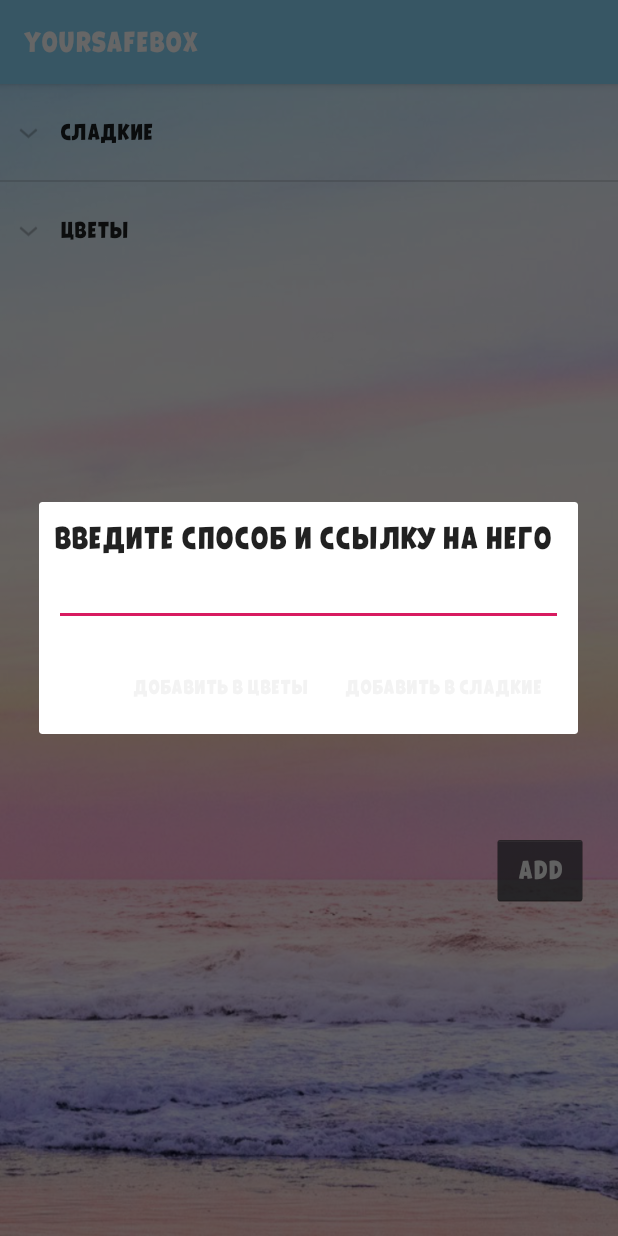
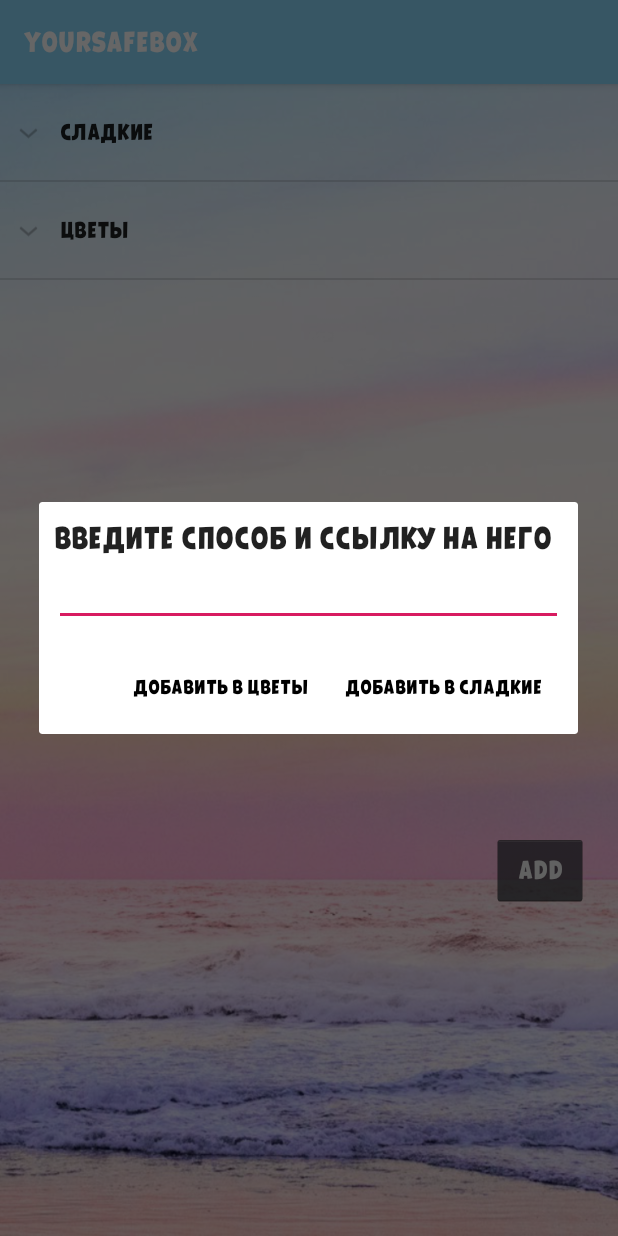
Before and after one commit to nemudrena/YourSafeBox, an Android app: the ActivityAroma screen opened directly, with no data from a screen before it, after a tap on "Add", on a phone screen of 412 x 824 dp. Run offline under Robolectric (Android 15) with nearby library versions, the phone set to English and light mode, and no system bars.

Commit message:
changed button add color and expList size

```diff
--- a/app/src/main/java/com/example/myapp/ActivityAroma.java
+++ b/app/src/main/java/com/example/myapp/ActivityAroma.java
@@ -5,11 +5,13 @@ import androidx.appcompat.app.AppCompatActivity;
 import android.app.AlertDialog;
 import android.content.Context;
 import android.content.DialogInterface;
+import android.graphics.Color;
 import android.os.Bundle;
 import android.view.ContextMenu;
 import android.view.LayoutInflater;
 import android.view.MenuItem;
 import android.view.View;
+import android.widget.Button;
 import android.widget.EditText;
 import android.widget.ExpandableListView;
 import android.widget.SimpleExpandableListAdapter;
@@ -187,6 +189,16 @@ public class ActivityAroma extends AppCompatActivity {
 
         //и отображаем его:
         alertDialog.show();
+
+        Button buttonNeg = alertDialog.getButton(DialogInterface.BUTTON_NEGATIVE);
+        Button buttonPos = alertDialog.getButton(DialogInterface.BUTTON_POSITIVE);
+
+        if(buttonNeg != null) {
+            buttonNeg.setTextColor(Color.parseColor("#000000"));
+        }
+        if(buttonPos != null) {
+            buttonPos.setTextColor(Color.parseColor("#000000"));
+        }
     }
 
 }
--- a/app/src/main/java/com/example/myapp/ListOfWays.java
+++ b/app/src/main/java/com/example/myapp/ListOfWays.java
@@ -9,15 +9,15 @@ public class ListOfWays {
     private ArrayList<Map<String, String>> titleDataList;
     private ArrayList<ArrayList<Map<String, String>>> expListDetail;
 
-    //ehhhhh
+    //конструктор формирующий лист для контента и лист для заголовков для ways
     public ListOfWays(ArrayList<Ways> titles, ArrayList<Ways> one, ArrayList<Ways> two, int i){
 
-        titleDataList = formArrayList("groupName", titles, 0);
+        titleDataList = formArrayList("groupName", titles, i);
 
-        expListDetail = formContentList("genre", one, two, 0);
+        expListDetail = formContentList("genre", one, two, i);
 
     }
-
+    //конструктор формирующий лист для контента и лист для заголовков для waysWlinks
     public ListOfWays(
             ArrayList<Ways> titles, ArrayList<WaysWLinks> one, ArrayList<WaysWLinks> two){
         titleDataList = formArrayList("groupName", titles, 0);
@@ -26,6 +26,7 @@ public class ListOfWays {
 
     }
 
+    //функция формирующая список заголовков для Ways
     public ArrayList<Map<String, String>> formArrayList(String key, ArrayList<Ways> way, int i){
         ArrayList<Map<String, String>> dataList = new ArrayList<>();
         for (Ways item : way) {
@@ -36,8 +37,9 @@ public class ListOfWays {
         return dataList;
     }
 
-    public ArrayList<Map<String, String>> formArrayList(
-            String key, ArrayList<WaysWLinks> wayWLinks){
+    //функция формирующая список заголовков для waysWLinks
+    public ArrayList<Map<String, String>> formArrayList(String key, ArrayList<WaysWLinks> wayWLinks)
+    {
         ArrayList<Map<String, String>> dataList = new ArrayList<>();
         for (WaysWLinks item : wayWLinks) {
             map = new HashMap<>();
@@ -48,21 +50,23 @@ public class ListOfWays {
         return dataList;
     }
 
+    //функция формирующая список контента для ways
     public ArrayList<ArrayList<Map<String, String>>>
     formContentList(String key, ArrayList<Ways> one, ArrayList<Ways> two, int i){
 
         ArrayList<ArrayList<Map<String, String>>> childDataList = new ArrayList<>();
 
-        ArrayList<Map<String, String>> childDataItemList = formArrayList(key, one, 0);
+        ArrayList<Map<String, String>> childDataItemList = formArrayList(key, one, i);
         childDataList.add(childDataItemList);
 
-        childDataItemList = formArrayList(key, two, 0);
+        childDataItemList = formArrayList(key, two, i);
         childDataList.add(childDataItemList);
 
 
         return childDataList;
     }
 
+    //функция формирующая список контента для waysWLinks
     public ArrayList<ArrayList<Map<String, String>>>
     formContentList(String key, ArrayList<WaysWLinks> one, ArrayList<WaysWLinks> two){
 
@@ -78,17 +82,19 @@ public class ListOfWays {
         return childDataList;
     }
 
+    //функция обновляющая список контента для ways
     public void upDateContentList(String key, ArrayList<Ways> one, ArrayList<Ways> two, int i){
         expListDetail.clear();
 
-        ArrayList<Map<String, String>> childDataItemList = formArrayList(key, one, 0);
+        ArrayList<Map<String, String>> childDataItemList = formArrayList(key, one, i);
         expListDetail.add(childDataItemList);
 
-        childDataItemList = formArrayList(key, two, 0);
+        childDataItemList = formArrayList(key, two, i);
         expListDetail.add(childDataItemList);
 
     }
 
+    //функция обновляющая список контента для waysWLinks
     public void upDateContentList(String key, ArrayList<WaysWLinks> one, ArrayList<WaysWLinks> two){
         expListDetail.clear();
 
--- a/app/src/main/java/com/example/myapp/Ways.java
+++ b/app/src/main/java/com/example/myapp/Ways.java
@@ -6,7 +6,5 @@ public class Ways{
 
     public Ways(){ text = ""; }
     public Ways(String otherStr) {this.text = otherStr;}
-    public Ways(Ways other) {this.text = other.getText();}
-    public void setNewText(String other) {this.text = other;}
     public String getText() {return this.text;}
 }
--- a/app/src/main/java/com/example/myapp/WaysWLinks.java
+++ b/app/src/main/java/com/example/myapp/WaysWLinks.java
@@ -4,11 +4,6 @@ public class WaysWLinks extends Ways{
 
     private String link;
 
-    public WaysWLinks(){ text = ""; link = "";}
-
     public WaysWLinks(String word, String site){ text = word; link = site;}
-
-    public WaysWLinks(WaysWLinks other) {text = other.getText(); link = other.link;}
-    public void setNewLink(String other) {link = other;}
     public String getLink() {return this.link;}
 }
--- a/app/src/main/res/layout/activity_aroma.xml
+++ b/app/src/main/res/layout/activity_aroma.xml
@@ -30,6 +30,7 @@
     <ExpandableListView
         android:id="@+id/expListViewAr"
         android:layout_width="match_parent"
-        android:layout_height="wrap_content" >
+        android:layout_height="475dp"
+        tools:ignore="MissingConstraints">
     </ExpandableListView>
 </androidx.constraintlayout.widget.ConstraintLayout>
--- a/app/src/main/res/layout/activity_movies.xml
+++ b/app/src/main/res/layout/activity_movies.xml
@@ -31,7 +31,7 @@
     <ExpandableListView
         android:id="@+id/expListViewMov"
         android:layout_width="match_parent"
-        android:layout_height="wrap_content"></ExpandableListView>
-
+        android:layout_height="475dp"
+        tools:ignore="MissingConstraints" />
 
 </androidx.constraintlayout.widget.ConstraintLayout>
--- a/app/src/main/res/layout/activity_music.xml
+++ b/app/src/main/res/layout/activity_music.xml
@@ -29,6 +29,7 @@
     <ExpandableListView
         android:id="@+id/expListViewMus"
         android:layout_width="match_parent"
-        android:layout_height="wrap_content" >
+        android:layout_height="475dp"
+        tools:ignore="MissingConstraints">
     </ExpandableListView>
 </androidx.constraintlayout.widget.ConstraintLayout>
--- a/app/src/main/res/layout/activity_places.xml
+++ b/app/src/main/res/layout/activity_places.xml
@@ -30,6 +30,7 @@
     <ExpandableListView
         android:id="@+id/expListViewPl"
         android:layout_width="match_parent"
-        android:layout_height="wrap_content" >
+        android:layout_height="475dp"
+        tools:ignore="MissingConstraints">
     </ExpandableListView>
 </androidx.constraintlayout.widget.ConstraintLayout>
--- a/app/src/main/res/layout/activity_sence.xml
+++ b/app/src/main/res/layout/activity_sence.xml
@@ -30,6 +30,7 @@
     <ExpandableListView
         android:id="@+id/expListViewSc"
         android:layout_width="match_parent"
-        android:layout_height="wrap_content" >
+        android:layout_height="475dp"
+        tools:ignore="MissingConstraints">
     </ExpandableListView>
 </androidx.constraintlayout.widget.ConstraintLayout>
--- a/app/src/main/res/layout/activity_taste.xml
+++ b/app/src/main/res/layout/activity_taste.xml
@@ -30,6 +30,7 @@
     <ExpandableListView
         android:id="@+id/expListViewTas"
         android:layout_width="match_parent"
-        android:layout_height="wrap_content" >
+        android:layout_height="475dp"
+        tools:ignore="MissingConstraints">
     </ExpandableListView>
 </androidx.constraintlayout.widget.ConstraintLayout>
--- a/app/src/main/res/layout/window_pics.xml
+++ b/app/src/main/res/layout/window_pics.xml
@@ -15,6 +15,7 @@
         android:scaleType="fitXY"
         android:contentDescription="@string/app_name"
         app:layout_constraintBottom_toBottomOf="parent"
+        app:layout_constraintTop_toTopOf="parent"
         app:layout_constraintLeft_toLeftOf="parent"
         app:layout_constraintRight_toRightOf="parent" />
 
```
Also changed, not shown: app/src/main/java/com/example/myapp/AbWays.java (deleted, +0 -7 lines), app/src/main/java/com/example/myapp/ActivityMovies.java (+11 -0 lines), app/src/main/java/com/example/myapp/ActivityMusic.java (+12 -0 lines), app/src/main/java/com/example/myapp/ActivityPlaces.java (+12 -0 lines), app/src/main/java/com/example/myapp/ActivitySence.java (+12 -0 lines), app/src/main/java/com/example/myapp/ActivityTaste.java (+12 -0 lines).
